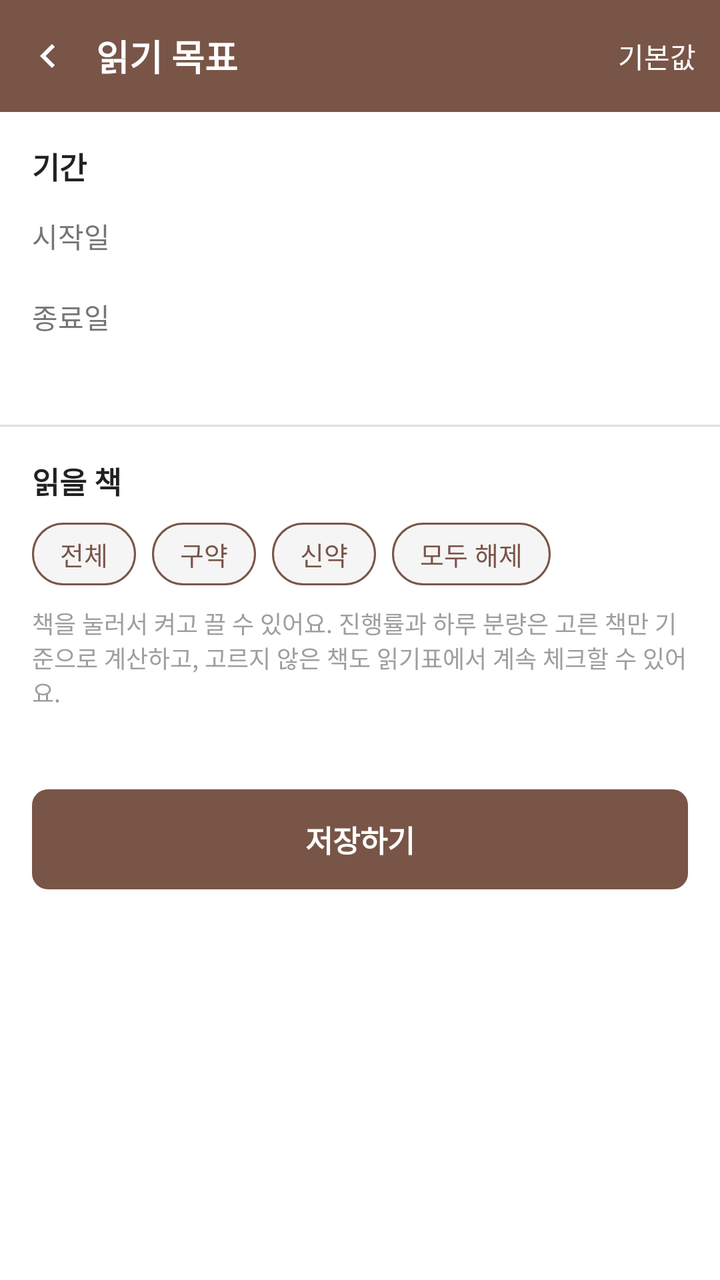
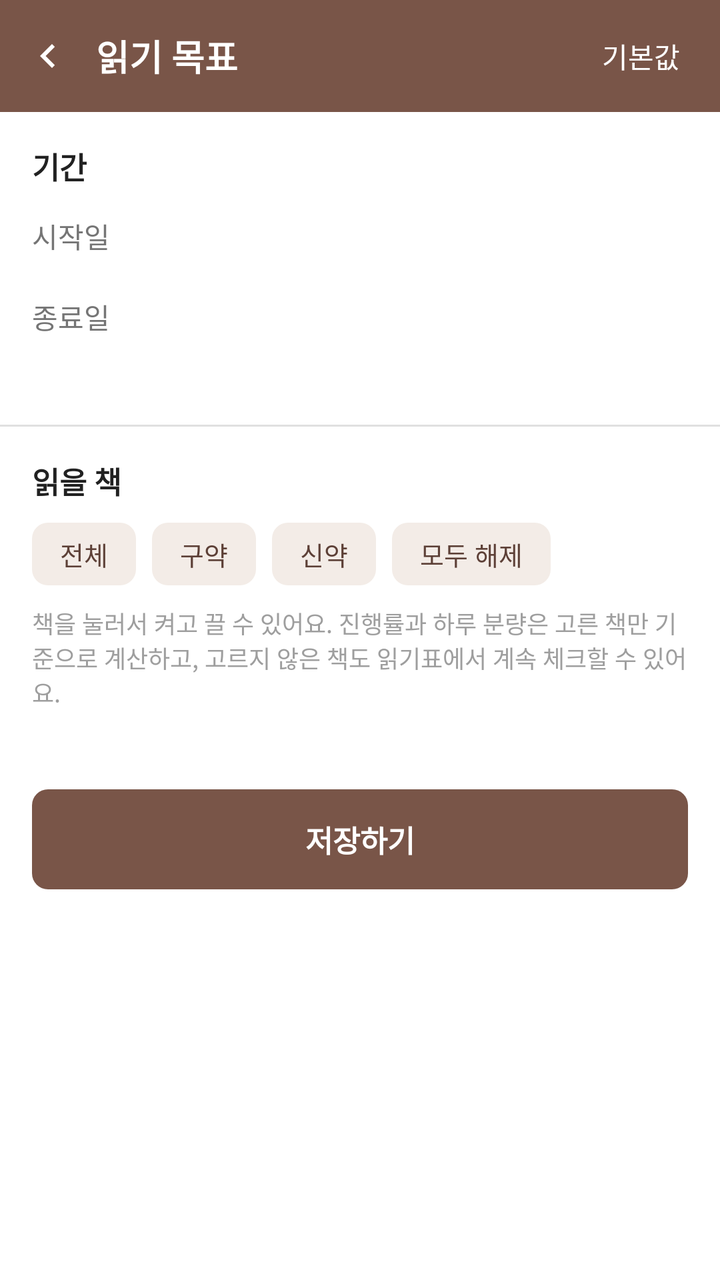

Two renders of the same Android screen: before a commit and after it. Below are the layout's source before the change and the commit's diff.
<!-- AndroidManifest.xml: application theme Theme.BNOTE -->
<!-- res/layout/activity_reading_goal.xml -->
<?xml version="1.0" encoding="utf-8"?>
<LinearLayout xmlns:android="http://schemas.android.com/apk/res/android"
    xmlns:app="http://schemas.android.com/apk/res-auto"
    android:id="@+id/reading_goal_root"
    android:layout_width="match_parent"
    android:layout_height="match_parent"
    android:orientation="vertical"
    android:background="@color/surface_background">

    <LinearLayout
        android:layout_width="match_parent"
        android:layout_height="wrap_content"
        android:minHeight="56dp"
        android:orientation="horizontal"
        android:gravity="center_vertical"
        android:background="@color/brown_primary"
        android:paddingStart="4dp">

        <ImageView
            android:id="@+id/btn_top_bar_back"
            android:layout_width="40dp"
            android:layout_height="40dp"
            android:padding="8dp"
            android:src="@drawable/ic_chevron_left"
            app:tint="@color/white"
            android:contentDescription="뒤로가기"
            android:background="?attr/selectableItemBackgroundBorderless"
            android:clickable="true"
            android:focusable="true" />

        <TextView
            android:id="@+id/text_top_bar_title"
            android:layout_width="0dp"
            android:layout_height="wrap_content"
            android:layout_weight="1"
            android:layout_marginStart="4dp"
            android:paddingTop="6dp"
            android:paddingBottom="6dp"
            android:text="읽기 목표"
            android:maxLines="2"
            android:ellipsize="end"
            android:textSize="18sp"
            android:textStyle="bold"
            android:textColor="@color/white" />

        <TextView
            android:id="@+id/btn_reading_goal_default"
            android:layout_width="wrap_content"
            android:layout_height="wrap_content"
            android:padding="12dp"
            android:text="기본값"
            android:textSize="14sp"
            android:textColor="@color/white"
            android:clickable="true"
            android:focusable="true" />
    </LinearLayout>

    <ScrollView
        android:layout_width="match_parent"
        android:layout_height="0dp"
        android:layout_weight="1">

        <LinearLayout
            android:layout_width="match_parent"
            android:layout_height="wrap_content"
            android:orientation="vertical"
            android:paddingTop="16dp"
            android:paddingBottom="16dp">

            
            <TextView
                android:layout_width="wrap_content"
                android:layout_height="wrap_content"
                android:layout_marginStart="16dp"
                android:text="기간"
                android:textSize="15sp"
                android:textStyle="bold"
                android:textColor="@color/text_primary" />

            <LinearLayout
                android:layout_width="match_parent"
                android:layout_height="wrap_content"
                android:layout_marginTop="4dp"
                android:paddingStart="16dp"
                android:paddingEnd="16dp"
                android:orientation="horizontal"
                android:gravity="center_vertical">

                <TextView
                    android:layout_width="wrap_content"
                    android:layout_height="wrap_content"
                    android:minWidth="56dp"
                    android:text="시작일"
                    android:textSize="14sp"
                    android:textColor="@color/text_secondary" />

                <TextView
                    android:id="@+id/btn_goal_start_date"
                    android:layout_width="wrap_content"
                    android:layout_height="wrap_content"
                    android:paddingTop="10dp"
                    android:paddingBottom="10dp"
                    android:paddingEnd="8dp"
                    android:textSize="15sp"
                    android:textColor="@color/brown_text"
                    android:clickable="true"
                    android:focusable="true" />
            </LinearLayout>

            <LinearLayout
                android:layout_width="match_parent"
                android:layout_height="wrap_content"
                android:paddingStart="16dp"
                android:paddingEnd="16dp"
                android:orientation="horizontal"
                android:gravity="center_vertical">

                <TextView
                    android:layout_width="wrap_content"
                    android:layout_height="wrap_content"
                    android:minWidth="56dp"
                    android:text="종료일"
                    android:textSize="14sp"
                    android:textColor="@color/text_secondary" />

                <TextView
                    android:id="@+id/btn_goal_end_date"
                    android:layout_width="wrap_content"
                    android:layout_height="wrap_content"
                    android:paddingTop="10dp"
                    android:paddingBottom="10dp"
                    android:paddingEnd="8dp"
                    android:textSize="15sp"
                    android:textColor="@color/brown_text"
                    android:clickable="true"
                    android:focusable="true" />
            </LinearLayout>

            <TextView
                android:id="@+id/text_goal_period_summary"
                android:layout_width="match_parent"
                android:layout_height="wrap_content"
                android:paddingStart="16dp"
                android:paddingEnd="16dp"
                android:textSize="13sp"
                android:textColor="@color/text_hint" />

            <View
                android:layout_width="match_parent"
                android:layout_height="1dp"
                android:layout_marginTop="16dp"
                android:layout_marginBottom="16dp"
                android:background="@color/divider_light" />

            
            <LinearLayout
                android:layout_width="match_parent"
                android:layout_height="wrap_content"
                android:paddingStart="16dp"
                android:paddingEnd="16dp"
                android:orientation="horizontal"
                android:gravity="center_vertical">

                <TextView
                    android:layout_width="0dp"
                    android:layout_height="wrap_content"
                    android:layout_weight="1"
                    android:text="읽을 책"
                    android:textSize="15sp"
                    android:textStyle="bold"
                    android:textColor="@color/text_primary" />

                <TextView
                    android:id="@+id/text_goal_books_summary"
                    android:layout_width="wrap_content"
                    android:layout_height="wrap_content"
                    android:textSize="13sp"
                    android:textColor="@color/text_secondary" />
            </LinearLayout>

            <LinearLayout
                android:layout_width="match_parent"
                android:layout_height="wrap_content"
                android:layout_marginTop="10dp"
                android:layout_marginBottom="10dp"
                android:paddingStart="16dp"
                android:paddingEnd="16dp"
                android:orientation="horizontal">

                <TextView
                    android:id="@+id/btn_goal_all"
                    android:layout_width="wrap_content"
                    android:layout_height="wrap_content"
                    android:layout_marginEnd="8dp"
                    android:paddingStart="14dp"
                    android:paddingEnd="14dp"
                    android:paddingTop="6dp"
                    android:paddingBottom="6dp"
                    android:textSize="13sp"
                    android:textColor="@color/brown_text"
                    android:background="@drawable/bg_chip_outline"
                    android:clickable="true"
                    android:focusable="true"
                    android:text="전체" />

                <TextView
                    android:id="@+id/btn_goal_old"
                    android:layout_width="wrap_content"
                    android:layout_height="wrap_content"
                    android:layout_marginEnd="8dp"
                    android:paddingStart="14dp"
                    android:paddingEnd="14dp"
                    android:paddingTop="6dp"
                    android:paddingBottom="6dp"
                    android:textSize="13sp"
                    android:textColor="@color/brown_text"
                    android:background="@drawable/bg_chip_outline"
                    android:clickable="true"
                    android:focusable="true"
                    android:text="구약" />

                <TextView
                    android:id="@+id/btn_goal_new"
                    android:layout_width="wrap_content"
                    android:layout_height="wrap_content"
                    android:layout_marginEnd="8dp"
                    android:paddingStart="14dp"
                    android:paddingEnd="14dp"
                    android:paddingTop="6dp"
                    android:paddingBottom="6dp"
                    android:textSize="13sp"
                    android:textColor="@color/brown_text"
                    android:background="@drawable/bg_chip_outline"
                    android:clickable="true"
                    android:focusable="true"
                    android:text="신약" />

                <TextView
                    android:id="@+id/btn_goal_none"
                    android:layout_width="wrap_content"
                    android:layout_height="wrap_content"
                    android:layout_marginEnd="8dp"
                    android:paddingStart="14dp"
                    android:paddingEnd="14dp"
                    android:paddingTop="6dp"
                    android:paddingBottom="6dp"
                    android:textSize="13sp"
                    android:textColor="@color/brown_text"
                    android:background="@drawable/bg_chip_outline"
                    android:clickable="true"
                    android:focusable="true"
                    android:text="모두 해제" />
            </LinearLayout>

            <TextView
                android:layout_width="match_parent"
                android:layout_height="wrap_content"
                android:paddingStart="16dp"
                android:paddingEnd="16dp"
                android:paddingBottom="8dp"
                android:text="책을 눌러서 켜고 끌 수 있어요. 진행률과 하루 분량은 고른 책만 기준으로 계산하고, 고르지 않은 책도 읽기표에서 계속 체크할 수 있어요."
                android:textSize="12sp"
                android:textColor="@color/text_hint" />

            <LinearLayout
                android:id="@+id/container_goal_book_grid"
                android:layout_width="match_parent"
                android:layout_height="wrap_content"
                android:orientation="vertical"
                android:padding="8dp" />

            <TextView
                android:id="@+id/btn_save_reading_goal"
                android:layout_width="match_parent"
                android:layout_height="wrap_content"
                android:layout_marginStart="16dp"
                android:layout_marginEnd="16dp"
                android:layout_marginTop="16dp"
                android:padding="14dp"
                android:text="저장하기"
                android:textSize="15sp"
                android:textStyle="bold"
                android:gravity="center"
                android:textColor="@color/white"
                android:background="@drawable/bg_save_button"
                android:clickable="true"
                android:focusable="true" />
        </LinearLayout>
    </ScrollView>
</LinearLayout>
<!-- resources referenced by this layout -->
<resources>
  <color name="brown_primary">#795548</color>
  <color name="brown_text">#795548</color>
  <color name="divider_light">#E0E0E0</color>
  <color name="surface_background">#FFFFFF</color>
  <color name="text_hint">#9E9E9E</color>
  <color name="text_primary">#212121</color>
  <color name="text_secondary">#757575</color>
  <color name="white">#FFFFFFFF</color>
  <!-- drawable bg_chip_outline (drawable) -->
  <?xml version="1.0" encoding="utf-8"?>
  <ripple xmlns:android="http://schemas.android.com/apk/res/android"
      android:color="@color/ripple_brown">
      <item>
          <shape android:shape="rectangle">
              <solid android:color="@color/input_background" />
              <corners android:radius="16dp" />
              <stroke android:width="1dp" android:color="@color/brown_text" />
          </shape>
      </item>
  </ripple>
  <!-- drawable bg_save_button (drawable) -->
  <?xml version="1.0" encoding="utf-8"?>
  <ripple xmlns:android="http://schemas.android.com/apk/res/android"
      android:color="#33FFFFFF">
      <item>
          <shape android:shape="rectangle">
              <solid android:color="@color/brown_primary" />
              <corners android:radius="8dp" />
          </shape>
      </item>
  </ripple>
  <!-- drawable ic_chevron_left (drawable) -->
  <vector xmlns:android="http://schemas.android.com/apk/res/android"
      android:width="24dp"
      android:height="24dp"
      android:viewportWidth="24"
      android:viewportHeight="24"
      android:tint="?attr/colorControlNormal">
      <path
          android:fillColor="#000000"
          android:pathData="M15.41,7.41L14,6l-6,6 6,6 1.41,-1.41L10.83,12z" />
  </vector>
  <style name="Theme.BNOTE" parent="Base.Theme.BNOTE" />
  <color name="ripple_brown">#D7CCC8</color>
  <color name="input_background">#F5F5F5</color>
  <style name="Base.Theme.BNOTE" parent="Theme.Material3.DayNight.NoActionBar">
          <item name="colorPrimary">@color/brown_primary</item>
          <item name="colorPrimaryDark">@color/brown_primary_dark</item>
          <item name="android:statusBarColor">@color/brown_primary_dark</item>
          <item name="android:windowLightStatusBar">false</item>
          <item name="android:windowBackground">@color/surface_background</item>
      </style>
  <color name="brown_primary_dark">#5D4037</color>
</resources>

<!-- the commit's change to res/layout/activity_reading_goal.xml (unified diff, before → after) -->
@@ -14,7 +14,8 @@
         android:orientation="horizontal"
         android:gravity="center_vertical"
         android:background="@color/brown_primary"
-        android:paddingStart="4dp">
+        android:paddingStart="4dp"
+        android:paddingEnd="8dp">
 
         <ImageView
             android:id="@+id/btn_top_bar_back"
@@ -197,8 +198,8 @@
                     android:paddingTop="6dp"
                     android:paddingBottom="6dp"
                     android:textSize="13sp"
-                    android:textColor="@color/brown_text"
-                    android:background="@drawable/bg_chip_outline"
+                    android:textColor="@color/chip_soft_text"
+                    android:background="@drawable/bg_chip_soft"
                     android:clickable="true"
                     android:focusable="true"
                     android:text="전체" />
@@ -213,8 +214,8 @@
                     android:paddingTop="6dp"
                     android:paddingBottom="6dp"
                     android:textSize="13sp"
-                    android:textColor="@color/brown_text"
-                    android:background="@drawable/bg_chip_outline"
+                    android:textColor="@color/chip_soft_text"
+                    android:background="@drawable/bg_chip_soft"
                     android:clickable="true"
                     android:focusable="true"
                     android:text="구약" />
@@ -229,8 +230,8 @@
                     android:paddingTop="6dp"
                     android:paddingBottom="6dp"
                     android:textSize="13sp"
-                    android:textColor="@color/brown_text"
-                    android:background="@drawable/bg_chip_outline"
+                    android:textColor="@color/chip_soft_text"
+                    android:background="@drawable/bg_chip_soft"
                     android:clickable="true"
                     android:focusable="true"
                     android:text="신약" />
@@ -245,8 +246,8 @@
                     android:paddingTop="6dp"
                     android:paddingBottom="6dp"
                     android:textSize="13sp"
-                    android:textColor="@color/brown_text"
-                    android:background="@drawable/bg_chip_outline"
+                    android:textColor="@color/chip_soft_text"
+                    android:background="@drawable/bg_chip_soft"
                     android:clickable="true"
                     android:focusable="true"
                     android:text="모두 해제" />
<!-- resource entries referenced after the edit -->
@@ -2,21 +2,21 @@
 <resources>
   <color name="brown_primary">#795548</color>
   <color name="brown_text">#795548</color>
+  <color name="chip_soft_text">#5D4037</color>
   <color name="divider_light">#E0E0E0</color>
   <color name="surface_background">#FFFFFF</color>
   <color name="text_hint">#9E9E9E</color>
   <color name="text_primary">#212121</color>
   <color name="text_secondary">#757575</color>
   <color name="white">#FFFFFFFF</color>
-  <!-- drawable bg_chip_outline (drawable) -->
+  <!-- drawable bg_chip_soft (drawable) -->
   <?xml version="1.0" encoding="utf-8"?>
   <ripple xmlns:android="http://schemas.android.com/apk/res/android"
       android:color="@color/ripple_brown">
       <item>
           <shape android:shape="rectangle">
-              <solid android:color="@color/input_background" />
-              <corners android:radius="16dp" />
-              <stroke android:width="1dp" android:color="@color/brown_text" />
+              <solid android:color="@color/chip_soft_bg" />
+              <corners android:radius="8dp" />
           </shape>
       </item>
   </ripple>
@@ -44,7 +44,7 @@
   </vector>
   <style name="Theme.BNOTE" parent="Base.Theme.BNOTE" />
   <color name="ripple_brown">#D7CCC8</color>
-  <color name="input_background">#F5F5F5</color>
+  <color name="chip_soft_bg">#F3ECE7</color>
   <style name="Base.Theme.BNOTE" parent="Theme.Material3.DayNight.NoActionBar">
           <item name="colorPrimary">@color/brown_primary</item>
           <item name="colorPrimaryDark">@color/brown_primary_dark</item>
